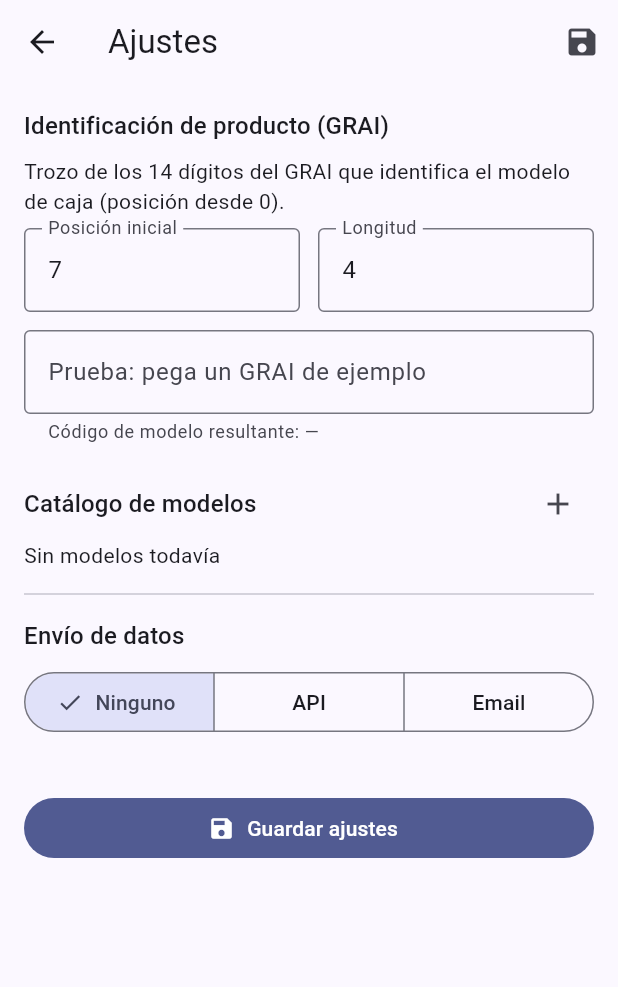
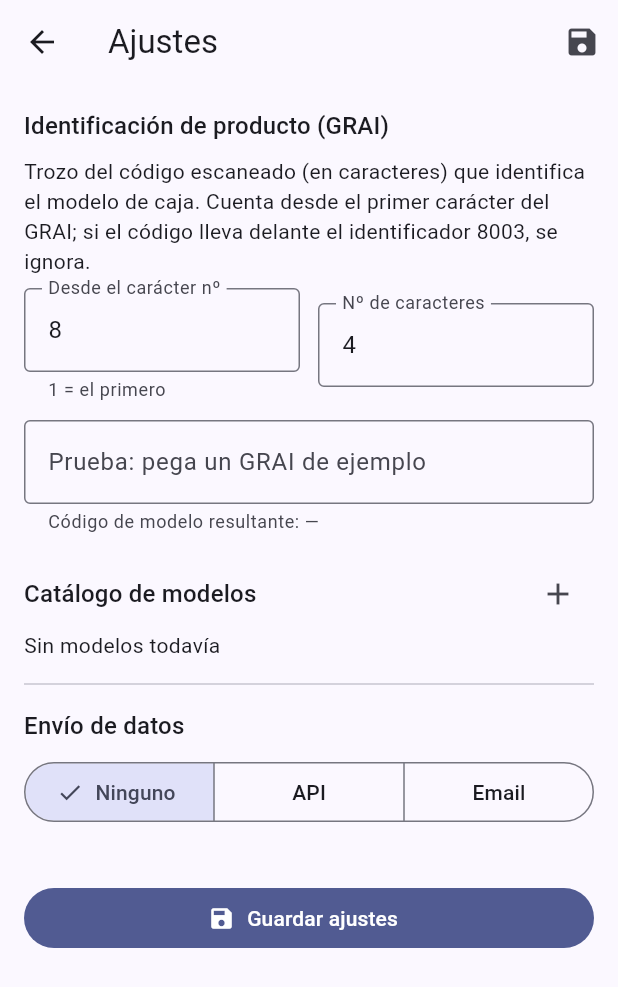
Before and after one commit to economistgame/Scannapp, a Flutter app: the screen it shows after launch, after a tap on the "settings" icon, on a phone screen of 412 x 824 dp. Shown: the top 987 px of the screen. Run offline on Flutter 3.47's test engine with Material 3 defaults, Android fonts, the phone set to English and light mode, and no system bars; our stand-ins replace connectivity_plus, sqflite; missing offline and left inert: flutter_email_sender, mobile_scanner; accounts and stored records are empty.

Commit message:
Corrige compilación Android y define el trozo del GRAI en caracteres
- flutter_email_sender ^8.0.0: la 6.0.3 compilaba contra Android 33 y el
  resto de dependencias exigen 34+, lo que rompía assembleRelease.
- El trozo que identifica el modelo se configura en caracteres sobre el
  código escaneado completo (carácter inicial base 1 y nº de caracteres),
  con vista previa en Ajustes.
- Actions: checkout v5 y setup-java v5.

Co-Authored-By: Claude Sonnet 5.5 <noreply@anthropic.com>
Claude-Session: https://claude.ai/code/session_014cXV7uxRfo9CphcKAhsnXn

```diff
--- a/lib/core/db/app_database.dart
+++ b/lib/core/db/app_database.dart
@@ -185,8 +185,10 @@ class AppDatabase {
     return v == null ? def : int.tryParse(v) ?? def;
   }
 
+  /// Trozo del código escaneado que identifica el modelo, en caracteres.
+  /// `start` es la posición del primer carácter (1 = el primero).
   Future<({int start, int length})> graiModelSlice() async => (
-        start: await _intSetting('grai_model_start', 7),
+        start: await _intSetting('grai_model_start', 8),
         length: await _intSetting('grai_model_length', 4),
       );
 
--- a/lib/features/capture/capture_form_page.dart
+++ b/lib/features/capture/capture_form_page.dart
@@ -87,7 +87,8 @@ class _CaptureFormPageState extends State<CaptureFormPage> {
     final code = parser.extractModelCode(raw);
 
     if (code == null) {
-      _snack('El código escaneado no parece un GRAI válido');
+      _snack('El código escaneado es demasiado corto: hacen falta al menos '
+          '${parser.minChars} caracteres (revisa el trozo en Ajustes)');
       return;
     }
 
--- a/lib/features/settings/settings_page.dart
+++ b/lib/features/settings/settings_page.dart
@@ -2,6 +2,7 @@ import 'package:flutter/material.dart';
 import 'package:flutter/services.dart';
 
 import '../../core/db/app_database.dart';
+import '../grai/grai_parser.dart';
 
 /// Ajustes:
 ///  - Identificación de producto: qué trozo del GRAI identifica el modelo y
@@ -63,8 +64,8 @@ class _SettingsPageState extends State<SettingsPage> {
   Future<void> _save() async {
     final start = int.tryParse(_startCtrl.text);
     final length = int.tryParse(_lengthCtrl.text);
-    if (start == null || length == null || start < 0 || length < 1 || start + length > 14) {
-      _snack('Posición/longitud inválidas (deben caber en los 14 dígitos del GRAI)');
+    if (start == null || length == null || start < 1 || length < 1 || start - 1 + length > 60) {
+      _snack('Indica un carácter inicial (≥ 1) y un nº de caracteres (≥ 1)');
       return;
     }
     if (_mode == 'api' && _apiUrlCtrl.text.trim().isEmpty) {
@@ -87,15 +88,17 @@ class _SettingsPageState extends State<SettingsPage> {
   void _snack(String msg) =>
       ScaffoldMessenger.of(context).showSnackBar(SnackBar(content: Text(msg)));
 
-  /// Previsualiza qué código de modelo saldría con la posición/longitud actual.
+  /// Previsualiza qué código de modelo saldría con los valores actuales.
   String get _preview {
     final start = int.tryParse(_startCtrl.text);
     final length = int.tryParse(_lengthCtrl.text);
-    var s = _sampleCtrl.text.trim().replaceAll(RegExp(r'[()\s]'), '');
-    if (s.startsWith('8003') && s.length >= 18) s = s.substring(4);
-    if (start == null || length == null || s.length < 14) return '—';
-    if (start < 0 || length < 1 || start + length > 14) return '—';
-    return s.substring(start, start + length);
+    if (start == null || length == null || _sampleCtrl.text.trim().isEmpty) {
+      return '—';
+    }
+    final parser = GraiParser(start: start, length: length);
+    final code = parser.extractModelCode(_sampleCtrl.text);
+    if (code != null) return code;
+    return 'el código es demasiado corto (mín. ${parser.minChars} caracteres)';
   }
 
   Future<void> _editModel([({String code, String name})? m]) async {
@@ -151,7 +154,9 @@ class _SettingsPageState extends State<SettingsPage> {
                 Text('Identificación de producto (GRAI)', style: t),
                 const SizedBox(height: 8),
                 const Text(
-                    'Trozo de los 14 dígitos del GRAI que identifica el modelo de caja (posición desde 0).'),
+                    'Trozo del código escaneado (en caracteres) que identifica el modelo de caja. '
+                    'Cuenta desde el primer carácter del GRAI; si el código lleva delante el '
+                    'identificador 8003, se ignora.'),
                 const SizedBox(height: 8),
                 Row(children: [
                   Expanded(
@@ -160,7 +165,8 @@ class _SettingsPageState extends State<SettingsPage> {
                       keyboardType: TextInputType.number,
                       inputFormatters: [FilteringTextInputFormatter.digitsOnly],
                       decoration: const InputDecoration(
-                          labelText: 'Posición inicial',
+                          labelText: 'Desde el carácter nº',
+                          helperText: '1 = el primero',
                           border: OutlineInputBorder()),
                       onChanged: (_) => setState(() {}),
                     ),
@@ -172,7 +178,7 @@ class _SettingsPageState extends State<SettingsPage> {
                       keyboardType: TextInputType.number,
                       inputFormatters: [FilteringTextInputFormatter.digitsOnly],
                       decoration: const InputDecoration(
-                          labelText: 'Longitud',
+                          labelText: 'Nº de caracteres',
                           border: OutlineInputBorder()),
                       onChanged: (_) => setState(() {}),
                     ),
--- a/pubspec.yaml
+++ b/pubspec.yaml
@@ -17,7 +17,7 @@ dependencies:
   http: ^1.2.2
   intl: ^0.19.0
   path_provider: ^2.1.4
-  flutter_email_sender: ^6.0.3
+  flutter_email_sender: ^8.0.0
 
 dev_dependencies:
   flutter_test:
```
Also changed, not shown: lib/features/grai/grai_parser.dart (+21 -13 lines), 2 other files.
